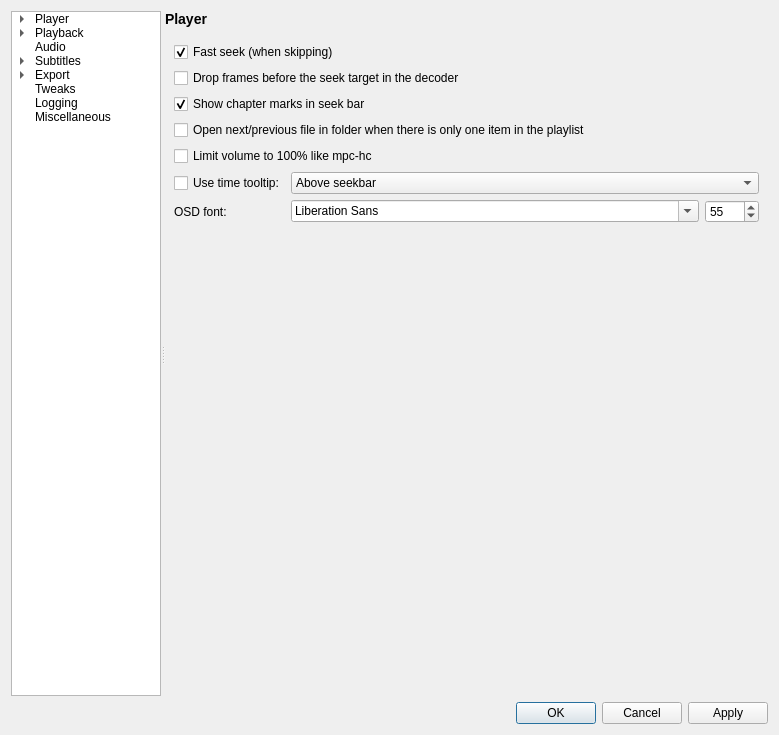
This is settingswindow.ui in mpc-qt/mpc-qt as Qt 5 draws it before an edit. The edited form follows.
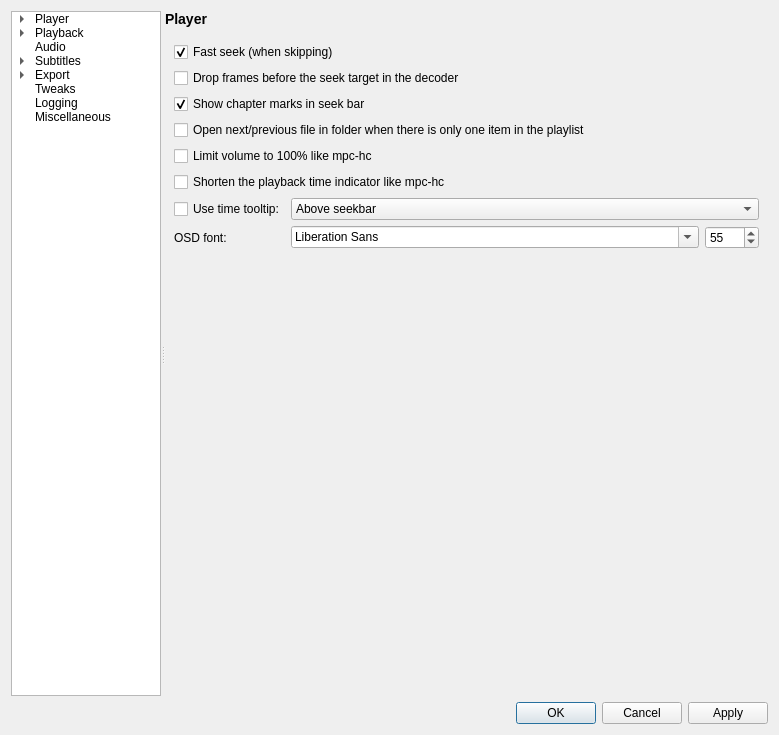
This is the edited form.

Commit message:
settingswindow,drawnstatus: implement time field shortening
Fixes #223

What changed in the file:
```diff
--- a/settingswindow.ui
+++ b/settingswindow.ui
@@ -7065,7 +7065,7 @@
              </property>
             </widget>
            </item>
-           <item row="5" column="0">
+           <item row="6" column="0">
             <widget class="QCheckBox" name="tweaksTimeTooltip">
              <property name="sizePolicy">
               <sizepolicy hsizetype="Minimum" vsizetype="Preferred">
@@ -7078,7 +7078,7 @@
              </property>
             </widget>
            </item>
-           <item row="5" column="1">
+           <item row="6" column="1">
             <widget class="QComboBox" name="tweaksTimeTooltipLocation">
              <property name="sizePolicy">
               <sizepolicy hsizetype="MinimumExpanding" vsizetype="Fixed">
@@ -7098,14 +7098,14 @@
              </item>
             </widget>
            </item>
-           <item row="6" column="0">
+           <item row="7" column="0">
             <widget class="QLabel" name="tweaksOsdFontLabel">
              <property name="text">
               <string>OSD font:</string>
              </property>
             </widget>
            </item>
-           <item row="6" column="1">
+           <item row="7" column="1">
             <layout class="QHBoxLayout" name="tweaksOsdLayout" stretch="1,0">
              <item>
               <widget class="QFontComboBox" name="tweaksOsdFont"/>
@@ -7132,6 +7132,13 @@
              </property>
             </widget>
            </item>
+           <item row="5" column="0" colspan="2">
+            <widget class="QCheckBox" name="tweaksTimeShort">
+             <property name="text">
+              <string>Shorten the playback time indicator like mpc-hc</string>
+             </property>
+            </widget>
+           </item>
           </layout>
          </widget>
          <widget class="QWidget" name="loggingPage">
```
Left out of the diff: 4 changed lines with no effect on the pictures. The commit also changes 15 other files.
